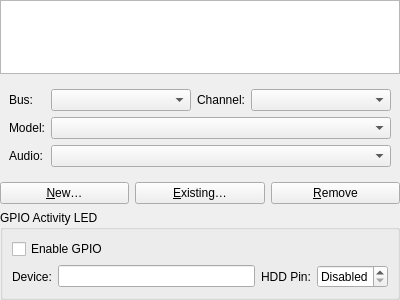
Before: the Qt Designer form src/qt/qt_settingsharddisks.ui in nakioman/86Box, drawn with Qt 5.
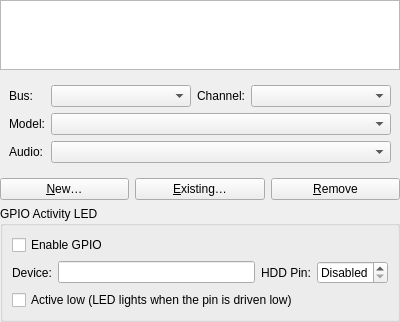
After: the same form once the commit is applied.

Diff of the .ui file:
```diff
--- a/src/qt/qt_settingsharddisks.ui
+++ b/src/qt/qt_settingsharddisks.ui
@@ -28,7 +28,7 @@
    </property>
 
    <item>
-    <widget class="QTableView" name="tableView">
+    <widget class="QTreeView" name="treeView">
      <property name="editTriggers">
       <set>QAbstractItemView::NoEditTriggers</set>
      </property>
@@ -41,12 +41,12 @@
      <property name="tabKeyNavigation">
       <bool>false</bool>
      </property>
-     <property name="showGrid">
+     <property name="rootIsDecorated">
       <bool>false</bool>
      </property>
-     <attribute name="verticalHeaderVisible">
-      <bool>false</bool>
-     </attribute>
+     <property name="allColumnsShowFocus">
+      <bool>true</bool>
+     </property>
     </widget>
    </item>
    <item>
@@ -196,7 +196,7 @@
          <number>-1</number>
         </property>
         <property name="maximum">
-         <number>63</number>
+         <number>1024</number>
         </property>
         <property name="value">
          <number>-1</number>
@@ -206,6 +206,13 @@
         </property>
        </widget>
       </item>
+      <item row="2" column="0" colspan="4">
+       <widget class="QCheckBox" name="checkBoxGpioActiveLow">
+        <property name="text">
+         <string>Active low (LED lights when the pin is driven low)</string>
+        </property>
+       </widget>
+      </item>
      </layout>
     </widget>
    </item>
```
